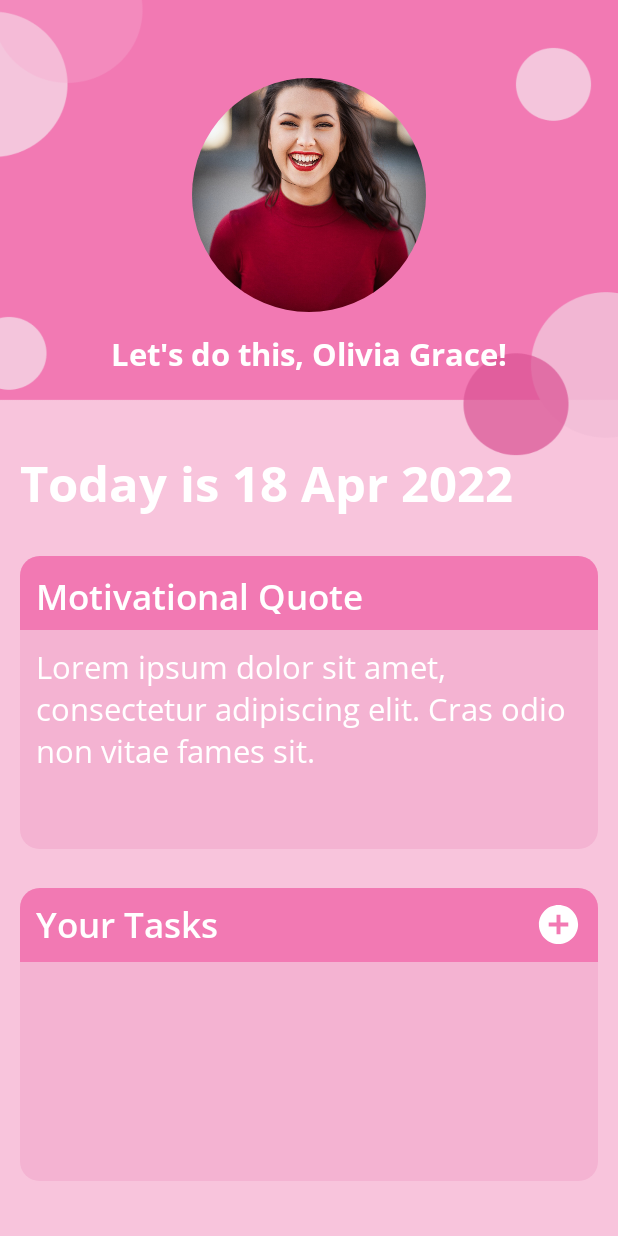
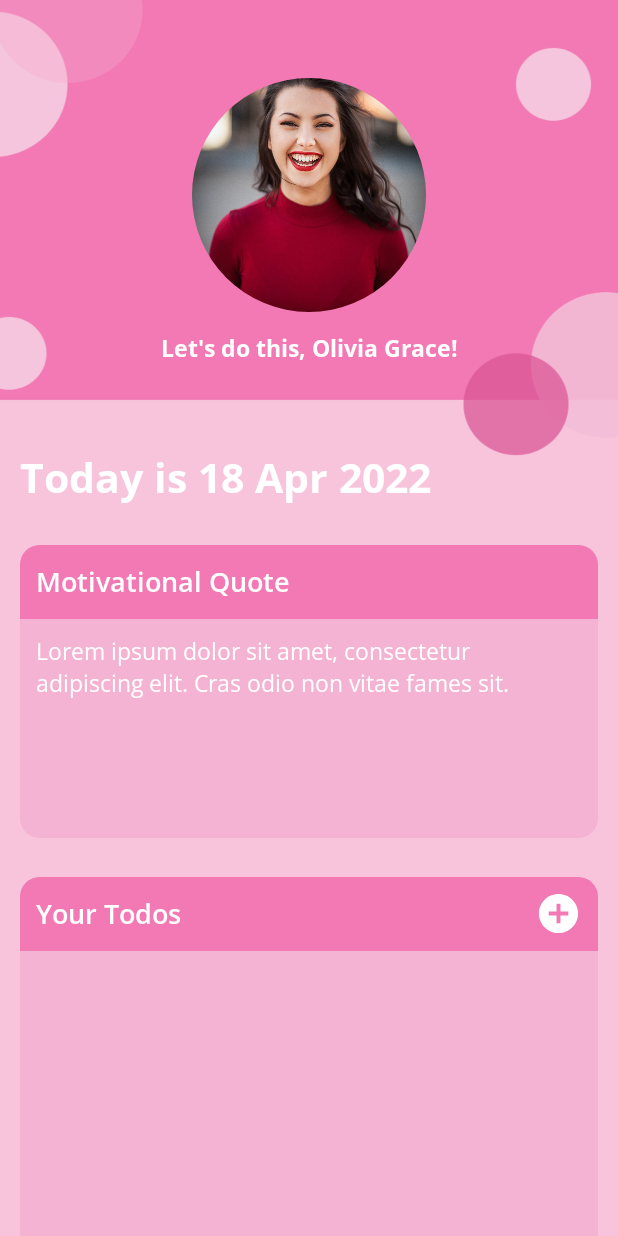
Before and after one commit to Fangzsx/my-todo-app, an Android app: the layout activity_dashboard.xml on its own in the app's theme, with its tools: preview values and no code run, on a phone screen of 412 x 824 dp. Run offline under Robolectric (Android 15) with nearby library versions, the phone set to English and light mode, and no system bars.

Commit message:
add new todo layout

```diff
--- a/app/build.gradle
+++ b/app/build.gradle
@@ -5,6 +5,10 @@ plugins {
 
 android {
     compileSdk 32
+
+    buildFeatures {
+        viewBinding  true
+    }
 
     defaultConfig {
         applicationId "com.example.my_todo_app"
@@ -15,6 +19,8 @@ android {
 
         testInstrumentationRunner "androidx.test.runner.AndroidJUnitRunner"
     }
+
+
 
     buildTypes {
         release {
--- a/app/src/main/AndroidManifest.xml
+++ b/app/src/main/AndroidManifest.xml
@@ -10,7 +10,10 @@
         android:supportsRtl="true"
         android:theme="@style/Theme.Mytodoapp">
         <activity
-            android:name=".MainActivity"
+            android:name=".AddNoteActivity"
+            android:exported="false" />
+        <activity
+            android:name=".DashboardActivity"
             android:exported="true">
             <intent-filter>
                 <action android:name="android.intent.action.MAIN" />
--- a/app/src/main/java/com/example/my_todo_app/MainActivity.kt
+++ b/app/src/main/java/com/example/my_todo_app/AddNoteActivity.kt
@@ -3,9 +3,9 @@ package com.example.my_todo_app
 import androidx.appcompat.app.AppCompatActivity
 import android.os.Bundle
 
-class MainActivity : AppCompatActivity() {
+class AddNoteActivity : AppCompatActivity() {
     override fun onCreate(savedInstanceState: Bundle?) {
         super.onCreate(savedInstanceState)
-        setContentView(R.layout.activity_main)
+        setContentView(R.layout.activity_add_note)
     }
 }
--- a/app/src/main/res/layout/activity_main.xml
+++ b/app/src/main/res/layout/activity_dashboard.xml
@@ -5,7 +5,7 @@
     android:layout_width="match_parent"
     android:layout_height="match_parent"
     android:background="@drawable/main_bg"
-    tools:context=".MainActivity">
+    tools:context=".DashboardActivity">
 
 
     <TextView
@@ -15,7 +15,7 @@
         android:text="Today is 18 Apr 2022"
         android:fontFamily="@font/opensansbold"
         android:textColor="@color/white"
-        android:textSize="@dimen/_25ssp"
+        android:textSize="@dimen/_21ssp"
         android:layout_marginStart="@dimen/_10sdp"
         android:layout_marginTop="@dimen/_230sdp"
         app:layout_constraintStart_toStartOf="parent"
@@ -43,7 +43,7 @@
                 android:gravity="center_vertical"
                 android:text="Motivational Quote"
                 android:background="@drawable/card_header"
-                android:textSize="@dimen/_18sdp"
+                android:textSize="@dimen/_14sdp"
                 android:padding="@dimen/_8sdp"
                 android:fontFamily="@font/opensanssemibold"
                 android:textColor="@color/white"/>
@@ -55,14 +55,14 @@
                 android:text="Lorem ipsum dolor sit amet, consectetur adipiscing elit. Cras odio non vitae fames sit."
                 android:textColor="@color/white"
                 android:fontFamily="@font/opensansregular"
-                android:textSize="@dimen/_16ssp"/>
+                android:textSize="@dimen/_12ssp"/>
         </LinearLayout>
     </androidx.cardview.widget.CardView>
 
     <androidx.cardview.widget.CardView
         android:id="@+id/cv_todo"
         android:layout_width="match_parent"
-        android:layout_height="@dimen/_150sdp"
+        android:layout_height="@dimen/_200sdp"
         app:cardCornerRadius="@dimen/_10sdp"
         android:layout_marginTop="@dimen/_20sdp"
         app:cardElevation="@dimen/_10sdp"
@@ -87,15 +87,16 @@
                     android:layout_height="@dimen/_38sdp"
                     android:gravity="center_vertical"
                     android:layout_weight="1"
-                    android:text="Your Tasks"
-                    android:textSize="@dimen/_18sdp"
+                    android:text="Your Todos"
+                    android:textSize="@dimen/_14sdp"
                     android:fontFamily="@font/opensanssemibold"
                     android:textColor="@color/white"/>
 
-                <ImageView
+                <ImageButton
+                    android:id="@+id/btn_add"
                     android:layout_width="@dimen/_24sdp"
                     android:layout_height="@dimen/_24sdp"
-                    android:src="@drawable/add"
+                    android:background="@drawable/add"
                     android:layout_gravity="center_vertical"/>
 
             </LinearLayout>
@@ -128,7 +129,7 @@
         app:layout_constraintEnd_toEndOf="parent"
         android:text="Let's do this, Olivia Grace!"
         android:fontFamily="@font/opensansbold"
-        android:textSize="@dimen/_16ssp"
+        android:textSize="@dimen/_12ssp"
         android:textColor="@color/white"
         android:layout_marginTop="@dimen/_10sdp"/>
 
```
Also changed, not shown: app/src/main/java/com/example/my_todo_app/DashboardActivity.kt (added, +24 -0 lines), app/src/main/res/drawable/button_bg.xml (added, +7 -0 lines), app/src/main/res/layout/activity_add_note.xml (added, +69 -0 lines), app/src/main/res/drawable/add_note_bg.png (added).
